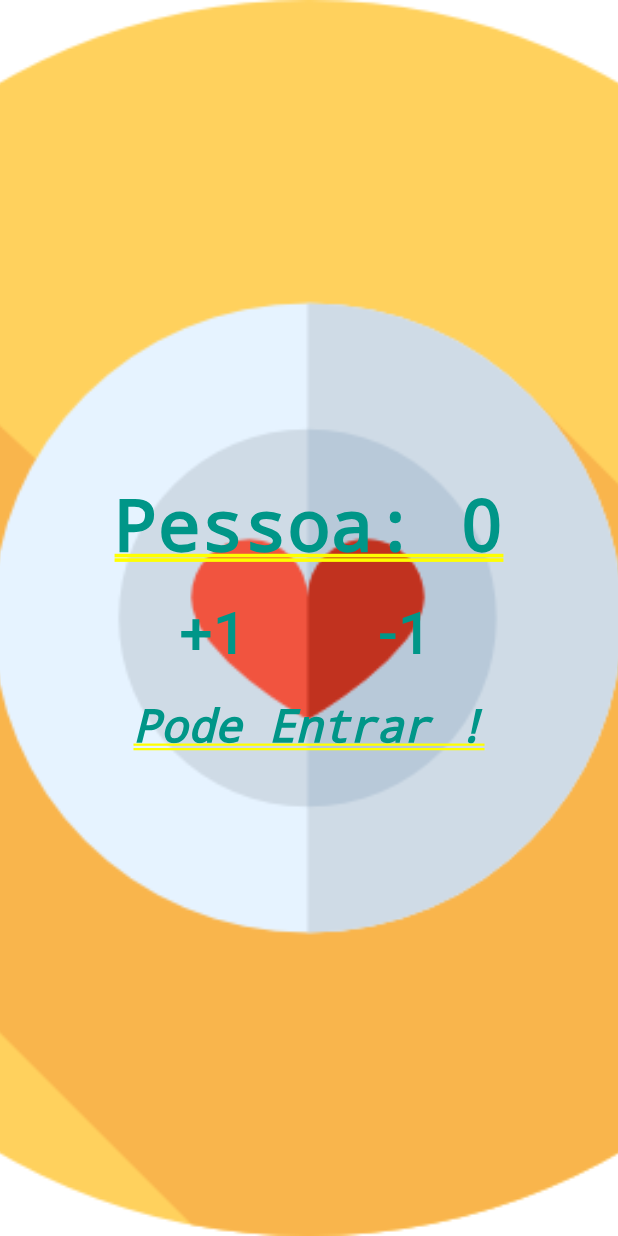
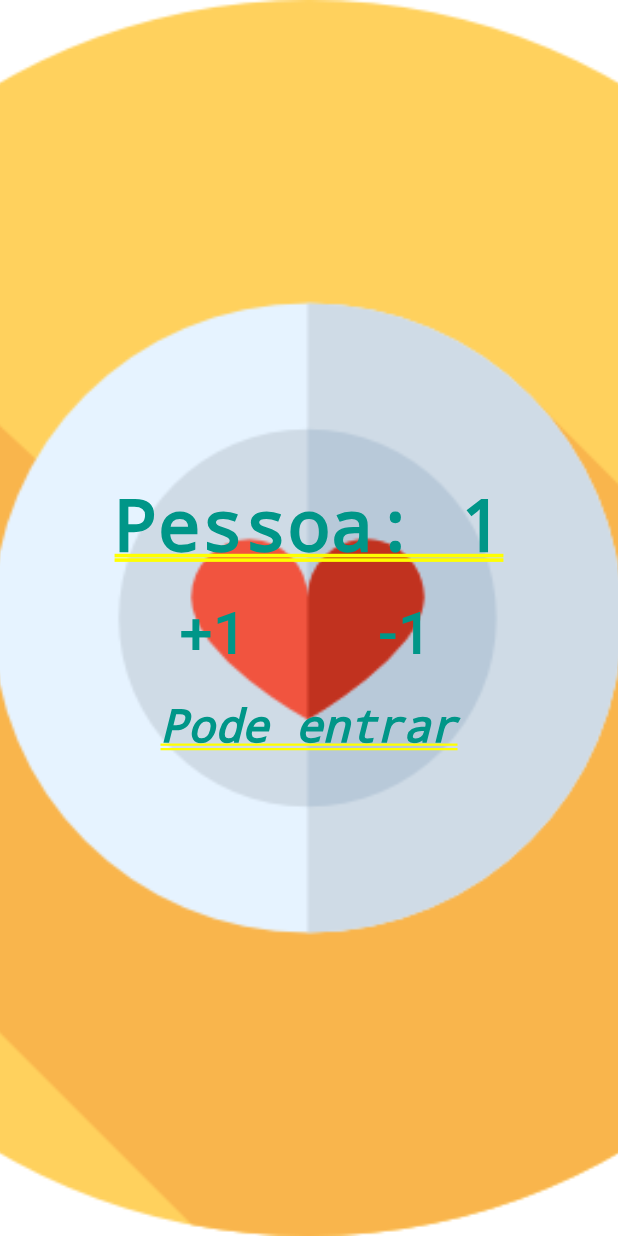
Before and after one commit to pedrosant/projeto_01_flutter_contador, a Flutter app: the screen it shows after launch, after a tap on "+1", on a phone screen of 412 x 824 dp. Run offline on Flutter 3.47's test engine with Material 2 defaults, Android fonts, the phone set to English and light mode, and no system bars.

Commit message:
App Completo

```diff
--- a/lib/main.dart
+++ b/lib/main.dart
@@ -11,6 +11,27 @@ class Home extends StatefulWidget {
 }
 
 class _homeState extends State<Home> {
+  int _pessoas = 0;
+  String  _infoTexto = ("Pode entrar");
+
+
+
+
+  void _changepessoas (int delta){
+    setState(() {
+      _pessoas += delta;
+
+      if(_pessoas < 0){
+        _infoTexto = ("Ta ruim viu !");
+      }else if(_pessoas > 10){
+        _infoTexto = ("Agora melhorou !");
+      }else{
+        _infoTexto = ("Pode entrar");
+      }
+    });
+
+  }
+
   @override
   Widget build(BuildContext context) {
     return Stack(
@@ -24,7 +45,7 @@ class _homeState extends State<Home> {
           mainAxisAlignment: MainAxisAlignment.center,
           children: <Widget>[
             Text(
-              "Pessoa: 0",
+              "Pessoa: $_pessoas",
               style: TextStyle(color: Colors.teal, fontWeight: FontWeight.bold),
             ),
             Row(
@@ -36,7 +57,7 @@ class _homeState extends State<Home> {
                     child: Text("+1",
                         style: TextStyle(fontSize: 40.0, color: Colors.teal)),
                     onPressed: () {
-                      debugPrint("+1");
+                      _changepessoas(1);
                     },
                   ),
                 ),
@@ -46,14 +67,14 @@ class _homeState extends State<Home> {
                     child: Text("-1",
                         style: TextStyle(fontSize: 40.0, color: Colors.teal)),
                     onPressed: () {
-                      debugPrint("-1");
+                      _changepessoas(-1);
                     },
                   ),
                 ),
               ],
             ),
             Text(
-              "Pode Entrar !",
+              _infoTexto,
               style: TextStyle(
                   color: Colors.teal,
                   fontStyle: FontStyle.italic,
```
